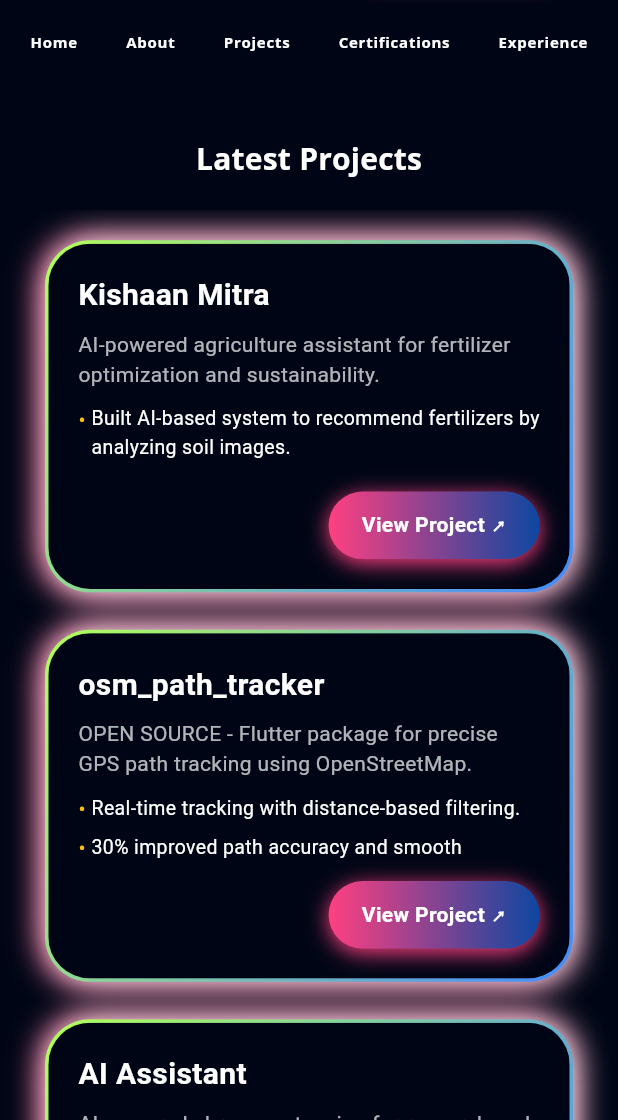
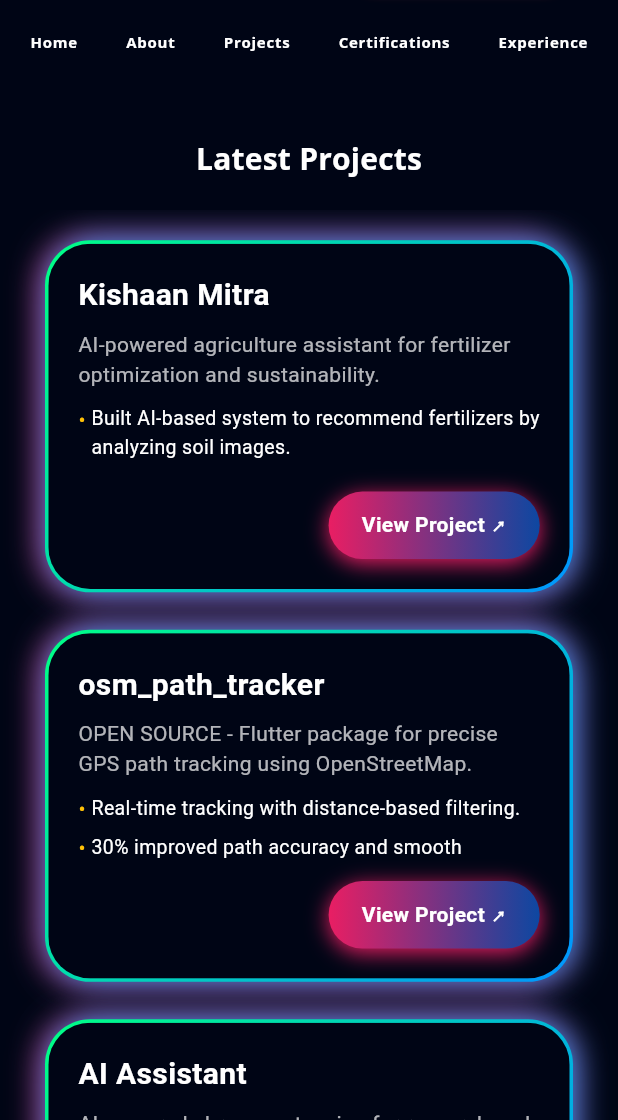
Before and after one commit to gy22122004-forge/Gaurav_port, a Flutter app: the screen it shows after launch, scrolled down 1152 dp, on a phone screen of 412 x 824 dp, the part 116-1236 px from its top. Run offline on Flutter 3.47's test engine with Material 3 defaults, Android fonts, the phone set to English and light mode, and no system bars; our stand-ins replace flutter_svg, font_awesome_flutter, get, google_fonts, photo_view.

Commit message:
Fix project grid layout and add Vercel build script

```diff
--- a/gaurav_port/lib/main.dart
+++ b/gaurav_port/lib/main.dart
@@ -1,7 +1,7 @@
 import 'package:flutter/material.dart';
 import 'package:gaurav_port/light/colors.dart';
 import 'package:google_fonts/google_fonts.dart';
-import 'package:gaurav_port/home/home_page.dart';
+import 'package:gaurav_port/splash/splash_view.dart';
 
 void main() {
   runApp(const MyApp());
@@ -25,7 +25,7 @@ class MyApp extends StatelessWidget {
           bodyMedium: const TextStyle(color: bodyTextColor),
         ),
       ),
-      home: const HomePage(),
+      home: const SplashView(),
     );
   }
 }
--- a/gaurav_port/lib/projects/components/projects_grid.dart
+++ b/gaurav_port/lib/projects/components/projects_grid.dart
@@ -1,13 +1,8 @@
 import 'package:flutter/material.dart';
 import 'package:get/get.dart';
 import 'package:url_launcher/url_launcher.dart';
-// YOUR MODELS
 import 'package:gaurav_port/model/work_done.dart';
-
-// COLORS
 import 'package:gaurav_port/light/colors.dart';
-
-// CONTROLLER
 import 'package:gaurav_port/view model/getx_controllers/projects_controller.dart';
 
 class ProjectGrid extends StatelessWidget {
@@ -42,29 +37,27 @@ class ProjectGrid extends StatelessWidget {
 
             return AnimatedContainer(
               duration: const Duration(milliseconds: 250),
-              height: 350,
+
 
               decoration: BoxDecoration(
                 borderRadius: BorderRadius.circular(30),
-
-                // OUTER GLOW BORDER LIKE YOUR UI
                 gradient: const LinearGradient(
                   begin: Alignment.topLeft,
                   end: Alignment.bottomRight,
                   colors: [
-                    Colors.lightGreenAccent,
-                    Colors.blueAccent,
+                    Color(0xFF00FF85), // green
+                    Color(0xFF0096FF),
                   ],
                 ),
 
                 boxShadow: [
                   BoxShadow(
-                    color: Colors.pinkAccent,
+                    color: Colors.pink,
                     offset: const Offset(-2, 0),
                     blurRadius: isHovering ? 35 : 18,
                   ),
                   BoxShadow(
-                    color: Colors.white,
+                    color: Colors.blue,
                     offset: const Offset(2, 0),
                     blurRadius: isHovering ? 35 : 18,
                   ),
@@ -83,7 +76,6 @@ class ProjectGrid extends StatelessWidget {
                     child: Column(
                       crossAxisAlignment: CrossAxisAlignment.start,
                       children: [
-                        // ********** TITLE **********
                         Text(
                           projectList[index].name,
                           maxLines: 2,
@@ -95,8 +87,6 @@ class ProjectGrid extends StatelessWidget {
                           ),
                         ),
                         const SizedBox(height: 8),
-
-                        // ********** DESCRIPTION **********
                         Text(
                           projectList[index].description,
                           maxLines: 3,
@@ -108,8 +98,6 @@ class ProjectGrid extends StatelessWidget {
                         ),
 
                         const SizedBox(height: 10),
-
-                        // ********** BULLET POINTS (SCROLLABLE) **********
                         Expanded(
                           child: ListView(
                             physics: const BouncingScrollPhysics(),
@@ -146,8 +134,6 @@ class ProjectGrid extends StatelessWidget {
                         ),
 
                         const SizedBox(height: 12),
-
-                        // ********** VIEW PROJECT BUTTON **********
                         Align(
                           alignment: Alignment.bottomRight,
                           child: InkWell(
@@ -170,14 +156,14 @@ class ProjectGrid extends StatelessWidget {
                                 // MATCH EXACT BUTTON STYLE FROM YOUR SCREENSHOT
                                 gradient: LinearGradient(
                                   colors: [
-                                    Colors.pinkAccent.shade200,
+                                    Colors.pink,
                                     Colors.blue.shade900,
                                   ],
                                 ),
 
                                 boxShadow: [
                                   BoxShadow(
-                                    color: Colors.pinkAccent,
+                                    color: Colors.pink,
                                     blurRadius: 12,
                                     offset: const Offset(0, 3),
                                   )
--- a/gaurav_port/lib/resource/certicate/cert_detail.dart
+++ b/gaurav_port/lib/resource/certicate/cert_detail.dart
@@ -83,13 +83,13 @@ class CertificateStack extends StatelessWidget {
               borderRadius: BorderRadius.circular(25),
               gradient: LinearGradient(
                 colors: [
-                  Colors.pinkAccent,
+                  Colors.pink,
                   Colors.blue.shade700,
                 ],
               ),
               boxShadow: const [
                 BoxShadow(color: Colors.blue, blurRadius: 4, offset: Offset(0, -1)),
-                BoxShadow(color: Colors.red, blurRadius: 4, offset: Offset(0, 1)),
+                BoxShadow(color: Colors.lightGreen, blurRadius: 4, offset: Offset(0, 1)),
               ],
             ),
             child: const Row(
```
Also changed, not shown: gaurav_port/lib/resource/certicate/cert_grid.dart (+4 -4 lines), gaurav_port/lib/splash/splash_view.dart (+42 -14 lines), gaurav_port/assets/images/gaurav.jpg (added), 3 other files.
